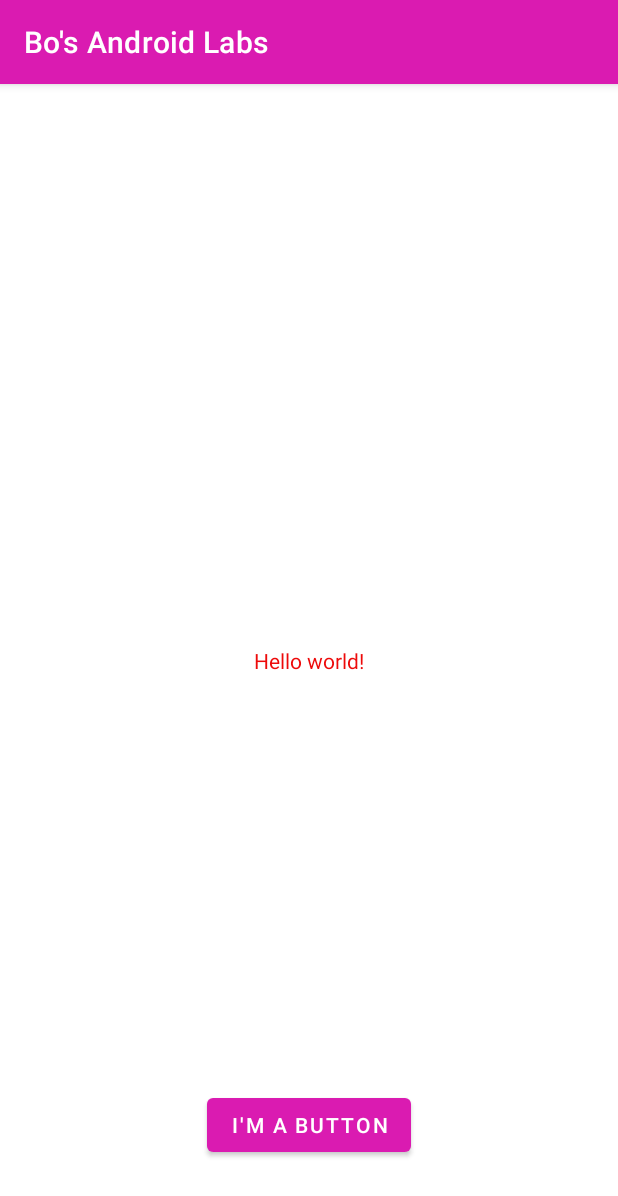
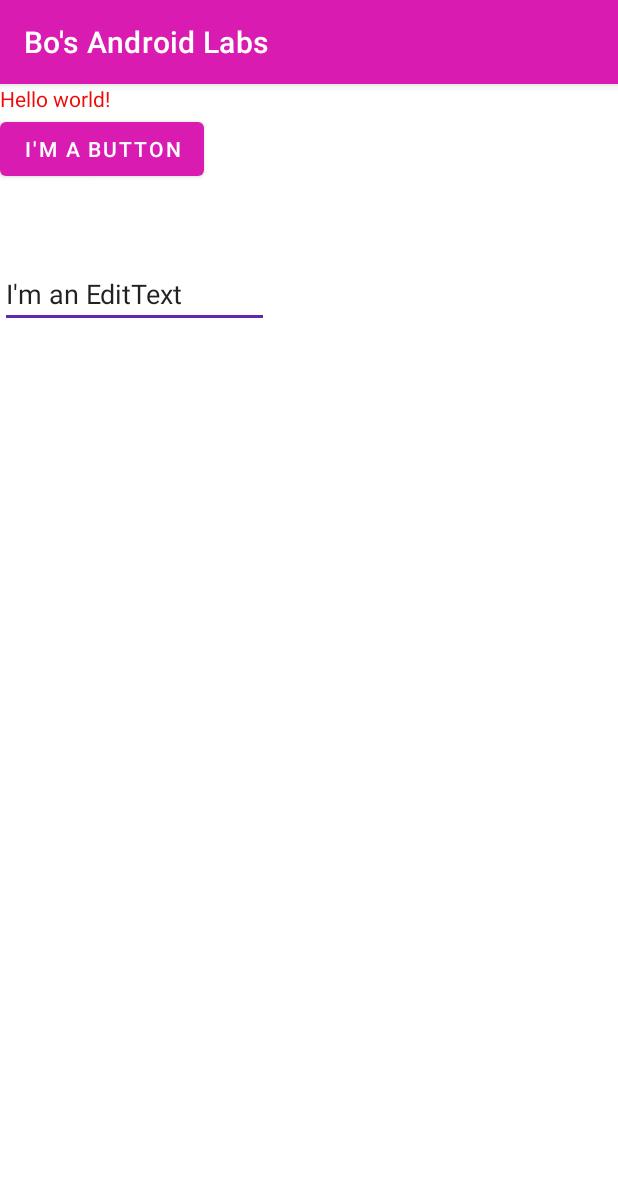
Before and after one commit to Superbigbabol/MyAndroidLabs, an Android app: the screen it shows after launch (MainActivity), on a phone screen of 412 x 824 dp. Shown: the top 1196 px of the screen. Run offline under Robolectric (Android 15) with nearby library versions, the phone set to English and light mode, and no system bars.

```diff
--- a/app/build.gradle
+++ b/app/build.gradle
@@ -16,6 +16,9 @@ android {
         testInstrumentationRunner "androidx.test.runner.AndroidJUnitRunner"
     }
 
+    buildFeatures{
+        viewBinding true
+    }
     buildTypes {
         release {
             minifyEnabled false
--- a/app/src/main/AndroidManifest.xml
+++ b/app/src/main/AndroidManifest.xml
@@ -12,7 +12,7 @@
         android:theme="@style/Theme.BosAndroidLabs"
         tools:targetApi="31">
         <activity
-            android:name=".MainActivity"
+            android:name=".ui.MainActivity"
             android:exported="true">
             <intent-filter>
                 <action android:name="android.intent.action.MAIN" />
--- a/app/src/main/java/algonquin/cst2335/shu00003/MainActivity.java
+++ /dev/null
@@ -1,14 +0,0 @@
-package algonquin.cst2335.shu00003;
-
-import androidx.appcompat.app.AppCompatActivity;
-
-import android.os.Bundle;
-
-public class MainActivity extends AppCompatActivity {
-
-    @Override
-    protected void onCreate(Bundle savedInstanceState) {
-        super.onCreate(savedInstanceState);
-        setContentView(R.layout.activity_main);
-    }
-}
--- /dev/null
+++ b/app/src/main/java/algonquin/cst2335/shu00003/data/MainViewModel.java
@@ -0,0 +1,8 @@
+package algonquin.cst2335.shu00003.data;
+
+import androidx.lifecycle.MutableLiveData;
+import androidx.lifecycle.ViewModel;
+
+public class MainViewModel extends ViewModel {
+    public MutableLiveData<String> editString = new MutableLiveData<>();
+}
--- /dev/null
+++ b/app/src/main/java/algonquin/cst2335/shu00003/ui/MainActivity.java
@@ -0,0 +1,62 @@
+package algonquin.cst2335.shu00003.ui;
+
+import androidx.appcompat.app.AppCompatActivity;
+import androidx.lifecycle.Observer;
+import androidx.lifecycle.ViewModelProvider;
+
+import android.os.Bundle;
+import android.view.View;
+import android.widget.EditText;
+import android.widget.TextView;
+import android.widget.Button;
+
+import algonquin.cst2335.shu00003.data.MainViewModel;
+import algonquin.cst2335.shu00003.databinding.ActivityMainBinding;
+
+public class MainActivity extends AppCompatActivity {
+    private MainViewModel model;
+    private ActivityMainBinding variableBinding;
+
+    @Override
+    protected void onCreate(Bundle savedInstanceState) {
+        super.onCreate(savedInstanceState);
+//        setContentView(R.layout.activity_main);
+
+        model = new ViewModelProvider(this).get(MainViewModel.class);
+
+        variableBinding = ActivityMainBinding.inflate(getLayoutInflater());
+        setContentView(variableBinding.getRoot());
+
+//        TextView mytext = findViewById(R.id.textview);
+        TextView mytext = variableBinding.textview;
+
+//        Button btn = findViewById(R.id.mybutton);
+        Button btn = variableBinding.mybutton;
+
+//        EditText myedit = findViewById(R.id.myedittext);
+        EditText myedit = variableBinding.myedittext;
+
+//        btn.setOnClickListener(new View.OnClickListener() {
+//            @Override
+//            public void onClick(View view) {
+//                String editString = myedit.getText().toString();
+//                mytext.setText("Your edit text has:"+editString);
+//            }
+//        });
+        model.editString.observe(this,
+                s -> mytext.setText("Your edit text has:"+s)
+        );
+
+        btn.setOnClickListener( vw -> {
+            model.editString.postValue(myedit.getText().toString());
+
+        });
+
+//        model.editString.observe(this, new Observer<String>() {
+//            @Override
+//            public void onChanged(String s) {
+//                mytext.setText("Your edit text has:"+ s);
+//            }
+//        });
+    }
+}
--- a/app/src/main/res/layout/activity_main.xml
+++ b/app/src/main/res/layout/activity_main.xml
@@ -1,28 +1,29 @@
 <?xml version="1.0" encoding="utf-8"?>
-<androidx.constraintlayout.widget.ConstraintLayout xmlns:android="http://schemas.android.com/apk/res/android"
-    xmlns:app="http://schemas.android.com/apk/res-auto"
+<LinearLayout xmlns:android="http://schemas.android.com/apk/res/android"
     xmlns:tools="http://schemas.android.com/tools"
     android:layout_width="match_parent"
     android:layout_height="match_parent"
-    tools:context=".MainActivity">
+    android:orientation="vertical"
+    tools:context=".ui.MainActivity">
 
     <TextView
+        android:id="@+id/textview"
         android:layout_width="wrap_content"
         android:layout_height="wrap_content"
-        android:text="@string/hello_message"
-        app:layout_constraintBottom_toBottomOf="parent"
-        app:layout_constraintEnd_toEndOf="parent"
-        app:layout_constraintStart_toStartOf="parent"
-        app:layout_constraintTop_toTopOf="parent" />
+        android:text="@string/hello_message" />
 
     <Button
+        android:id="@+id/mybutton"
         android:layout_width="wrap_content"
         android:layout_height="wrap_content"
         android:layout_marginBottom="50dp"
-        android:text="@string/button_message"
-        app:layout_constraintBottom_toBottomOf="parent"
-        app:layout_constraintEnd_toEndOf="parent"
-        app:layout_constraintHorizontal_bias="0.5"
-        app:layout_constraintStart_toStartOf="parent" />
+        android:text="@string/button_message" />
 
-</androidx.constraintlayout.widget.ConstraintLayout>
+    <EditText
+        android:id="@+id/myedittext"
+        android:layout_width="wrap_content"
+        android:layout_height="wrap_content"
+        android:text="@string/editmessage"
+        android:hint="@string/hinttext" />
+
+</LinearLayout>
--- a/app/src/main/res/values/strings.xml
+++ b/app/src/main/res/values/strings.xml
@@ -2,4 +2,6 @@
     <string name="app_name">Bo\'s Android Labs</string>
     <string name="hello_message">Hello world!</string>
     <string name="button_message">I\'m a button</string>
+    <string name="editmessage">I\'m an EditText</string>
+    <string name="hinttext">Write something here</string>
 </resources>
```
